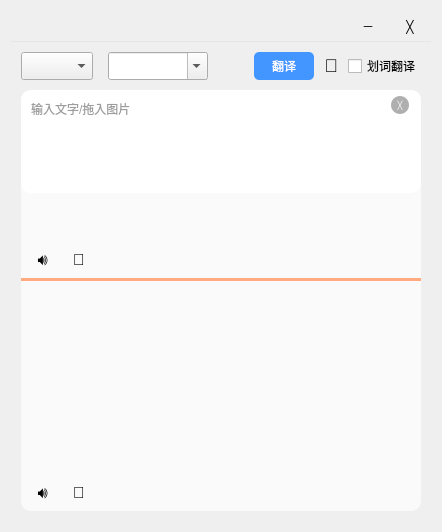
Qt form baidu_trans/MainWindow.ui (mtrdong/translator_pyqt5) before a commit.
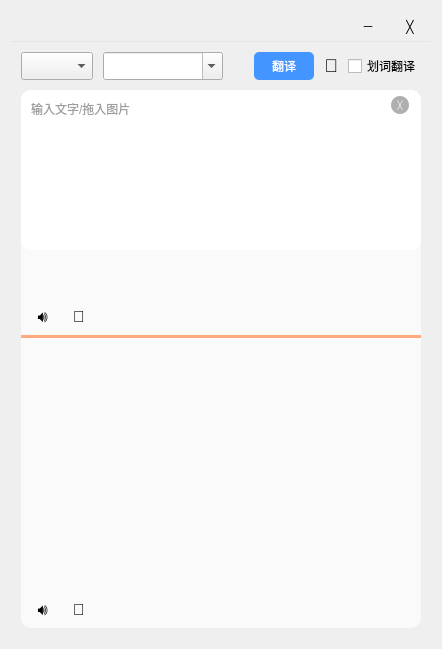
The same form after that commit.

Commit message: 取消语言下拉选项禁选

```diff
--- a/baidu_trans/MainWindow.ui
+++ b/baidu_trans/MainWindow.ui
@@ -2,14 +2,6 @@
 <ui version="4.0">
  <class>MainWindow</class>
  <widget class="QWidget" name="MainWindow">
-  <property name="geometry">
-   <rect>
-    <x>0</x>
-    <y>0</y>
-    <width>438</width>
-    <height>532</height>
-   </rect>
-  </property>
   <property name="windowTitle">
    <string>翻译</string>
   </property>
@@ -116,26 +108,26 @@
        <item>
         <layout class="QHBoxLayout" name="horizontalLayout_3">
          <property name="spacing">
-          <number>15</number>
+          <number>10</number>
          </property>
-         <item>
-          <widget class="QComboBox" name="comboBox_2">
-           <property name="minimumSize">
-            <size>
-             <width>60</width>
-             <height>28</height>
-            </size>
-           </property>
-           <property name="toolTip">
-            <string>翻译引擎</string>
-           </property>
-          </widget>
-         </item>
          <item>
           <widget class="QComboBox" name="comboBox">
            <property name="minimumSize">
             <size>
-             <width>100</width>
+             <width>60</width>
+             <height>28</height>
+            </size>
+           </property>
+           <property name="toolTip">
+            <string>翻译引擎</string>
+           </property>
+          </widget>
+         </item>
+         <item>
+          <widget class="QComboBox" name="comboBox_2">
+           <property name="minimumSize">
+            <size>
+             <width>120</width>
              <height>28</height>
             </size>
            </property>
@@ -159,7 +151,7 @@
          </property>
          <property name="sizeHint" stdset="0">
           <size>
-           <width>15</width>
+           <width>20</width>
            <height>20</height>
           </size>
          </property>
@@ -264,12 +256,12 @@
           <property name="minimumSize">
            <size>
             <width>400</width>
-            <height>100</height>
+            <height>110</height>
            </size>
           </property>
           <property name="maximumSize">
            <size>
-            <width>16777215</width>
+            <width>400</width>
             <height>160</height>
            </size>
           </property>
@@ -378,7 +370,7 @@
              </property>
              <property name="maximumSize">
               <size>
-               <width>410</width>
+               <width>400</width>
                <height>55</height>
               </size>
              </property>
@@ -427,12 +419,6 @@
                     <height>22</height>
                    </size>
                   </property>
-                  <property name="maximumSize">
-                   <size>
-                    <width>22</width>
-                    <height>22</height>
-                   </size>
-                  </property>
                   <property name="cursor">
                    <cursorShape>PointingHandCursor</cursorShape>
                   </property>
@@ -452,12 +438,6 @@
                     <height>22</height>
                    </size>
                   </property>
-                  <property name="maximumSize">
-                   <size>
-                    <width>22</width>
-                    <height>22</height>
-                   </size>
-                  </property>
                   <property name="cursor">
                    <cursorShape>PointingHandCursor</cursorShape>
                   </property>
@@ -505,7 +485,7 @@
              <property name="minimumSize">
               <size>
                <width>400</width>
-               <height>200</height>
+               <height>260</height>
               </size>
              </property>
              <property name="styleSheet">
```
The commit also changes 2 other files.
